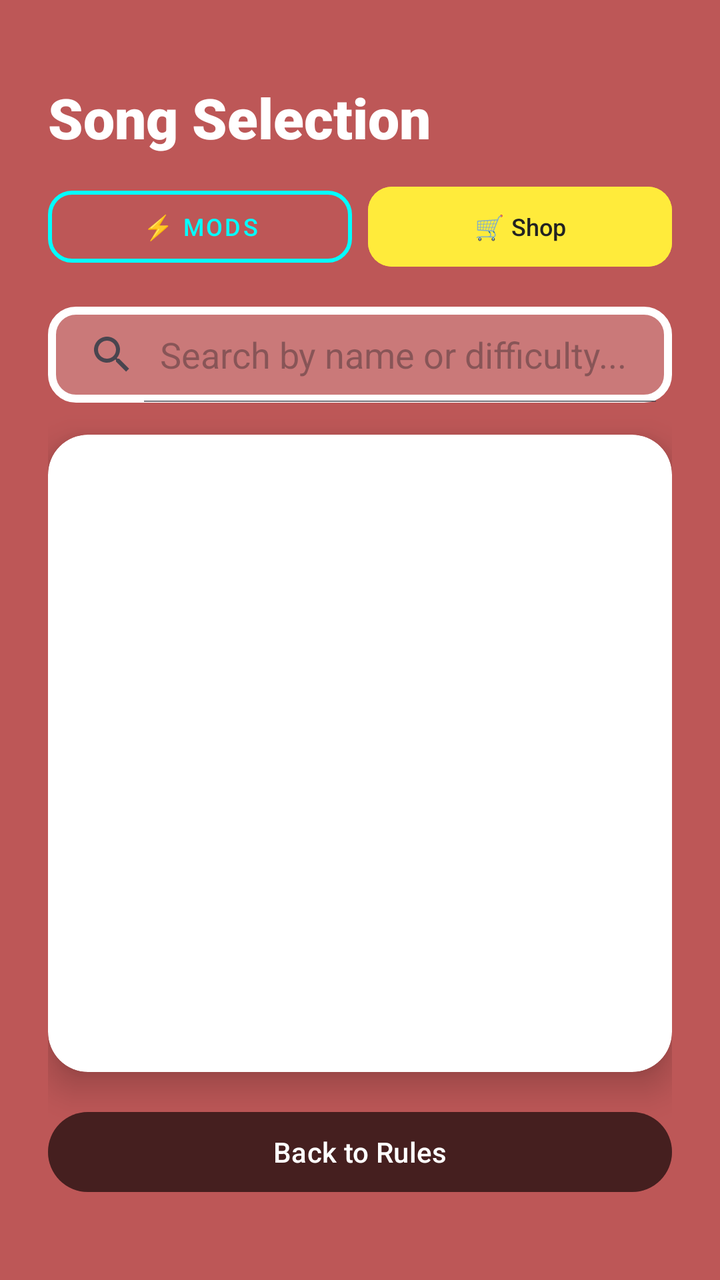
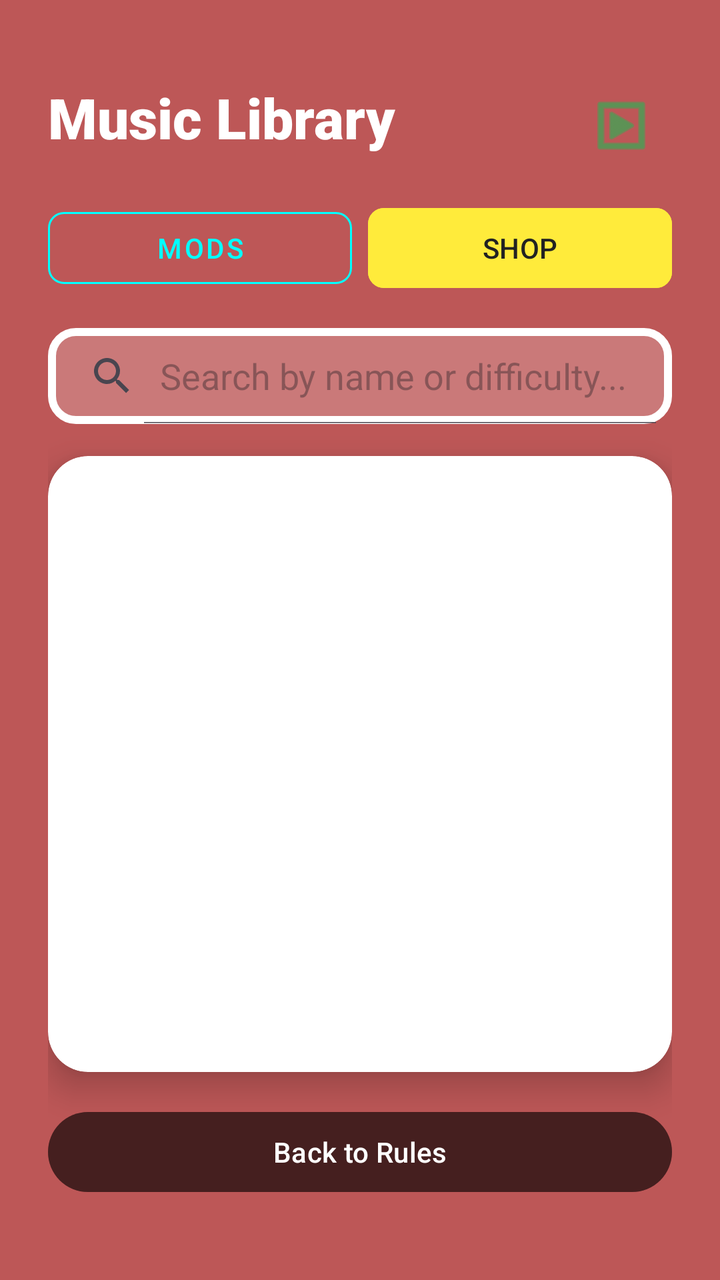

Screens rendered from an Android XML layout before and after an edit, with the pre-edit source and the edit as a unified diff.
<!-- AndroidManifest.xml: application theme Theme.ChaserGame -->
<!-- res/layout/activity_song_selection.xml -->
<?xml version="1.0" encoding="utf-8"?>
<androidx.constraintlayout.widget.ConstraintLayout xmlns:android="http://schemas.android.com/apk/res/android"
    xmlns:app="http://schemas.android.com/apk/res-auto"
    xmlns:tools="http://schemas.android.com/tools"
    android:layout_width="match_parent"
    android:layout_height="match_parent"
    android:background="@color/background_red"
    android:padding="24dp"
    tools:context=".screens.SongSelectionActivity">

    
    
    <TextView
        android:id="@+id/tv_select_song_title"
        android:layout_width="match_parent"
        android:layout_height="wrap_content"
        android:layout_marginTop="16dp"
        android:fontFamily="sans-serif-black"
        android:text="Song Selection"
        android:textColor="#FFFFFF"
        android:textSize="28sp"
        app:layout_constraintEnd_toEndOf="parent"
        app:layout_constraintStart_toStartOf="parent"
        app:layout_constraintTop_toTopOf="parent" />

    
    <LinearLayout
        android:id="@+id/top_buttons_container"
        android:layout_width="match_parent"
        android:layout_height="wrap_content"
        android:layout_marginTop="12dp"
        android:orientation="horizontal"
        app:layout_constraintEnd_toEndOf="parent"
        app:layout_constraintStart_toStartOf="parent"
        app:layout_constraintTop_toBottomOf="@id/tv_select_song_title">

        <com.google.android.material.button.MaterialButton
            android:id="@+id/btn_game_mods"
            style="@style/Widget.MaterialComponents.Button.OutlinedButton"
            android:layout_width="0dp"
            android:layout_height="wrap_content"
            android:layout_marginEnd="8dp"
            android:layout_weight="1"
            android:text="⚡ Mods"
            android:textColor="#00FFFF"
            android:textSize="12sp"
            app:cornerRadius="12dp"
            app:strokeColor="#00FFFF"
            app:strokeWidth="2dp" />

        <com.google.android.material.button.MaterialButton
            android:id="@+id/btn_go_to_shop"
            android:layout_width="0dp"
            android:layout_height="wrap_content"
            android:layout_weight="1"
            android:backgroundTint="#FFEB3B"
            android:text="🛒 Shop"
            android:textColor="#222222"
            android:textSize="12sp"
            app:cornerRadius="12dp" />
    </LinearLayout>

    
    <SearchView
        android:id="@+id/sv_songs"
        android:layout_width="match_parent"
        android:layout_height="wrap_content"
        android:layout_marginTop="16dp"
        android:background="@drawable/target_cube_bg"
        android:iconifiedByDefault="false"
        android:queryHint="Search by name or difficulty..."
        app:layout_constraintEnd_toEndOf="parent"
        app:layout_constraintStart_toStartOf="parent"
        app:layout_constraintTop_toBottomOf="@id/top_buttons_container" />

    
    <androidx.cardview.widget.CardView
        android:id="@+id/songsCard"
        android:layout_width="0dp"
        android:layout_height="0dp"
        android:layout_marginTop="16dp"
        android:layout_marginBottom="16dp"
        app:cardCornerRadius="20dp"
        app:cardElevation="10dp"
        app:layout_constraintBottom_toTopOf="@+id/btn_back_to_rules"
        app:layout_constraintEnd_toEndOf="parent"
        app:layout_constraintStart_toStartOf="parent"
        app:layout_constraintTop_toBottomOf="@id/sv_songs">

        <androidx.recyclerview.widget.RecyclerView
            android:id="@+id/rv_songs"
            android:layout_width="match_parent"
            android:layout_height="match_parent"
            android:clickable="true"
            android:focusable="true"
            android:padding="12dp"
            android:scrollbars="vertical" />

    </androidx.cardview.widget.CardView>

    
    <Button
        android:id="@+id/btn_back_to_rules"
        android:layout_width="0dp"
        android:layout_height="48dp"
        android:layout_marginBottom="16dp"
        android:backgroundTint="#66000000"
        android:text="Back to Rules"
        android:textColor="#FFFFFF"
        android:textSize="14sp"
        app:layout_constraintBottom_toBottomOf="parent"
        app:layout_constraintEnd_toEndOf="parent"
        app:layout_constraintStart_toStartOf="parent" />

</androidx.constraintlayout.widget.ConstraintLayout>
<!-- resources referenced by this layout -->
<resources>
  <color name="background_red">#bd5757</color>
  <!-- drawable target_cube_bg (drawable) -->
  <?xml version="1.0" encoding="utf-8"?>
  <shape xmlns:android="http://schemas.android.com/apk/res/android"
      android:shape="rectangle">
      <corners android:radius="12dp" />
      <stroke
          android:width="4dp"
          android:color="#FFFFFF" />
      <solid android:color="#33FFFFFF" />
  </shape>
  <style name="Theme.ChaserGame" parent="Base.Theme.ChaserGame" />
  <style name="Base.Theme.ChaserGame" parent="Theme.Material3.DayNight.NoActionBar">
          
          
      </style>
</resources>

<!-- the commit's change to res/layout/activity_song_selection.xml (unified diff, before → after) -->
@@ -10,18 +10,31 @@
 
     
     
-    <TextView
-        android:id="@+id/tv_select_song_title"
+    <RelativeLayout
+        android:id="@+id/rl_header"
         android:layout_width="match_parent"
         android:layout_height="wrap_content"
         android:layout_marginTop="16dp"
-        android:fontFamily="sans-serif-black"
-        android:text="Song Selection"
-        android:textColor="#FFFFFF"
-        android:textSize="28sp"
-        app:layout_constraintEnd_toEndOf="parent"
-        app:layout_constraintStart_toStartOf="parent"
-        app:layout_constraintTop_toTopOf="parent" />
+        app:layout_constraintTop_toTopOf="parent">
+
+        <TextView
+            android:id="@+id/tv_select_song_title"
+            android:layout_width="wrap_content"
+            android:layout_height="wrap_content"
+            android:fontFamily="sans-serif-black"
+            android:text="Music Library"
+            android:textColor="#FFFFFF"
+            android:textSize="28sp" />
+
+        <ImageButton
+            android:id="@+id/btn_my_playlists"
+            android:layout_width="48dp"
+            android:layout_height="48dp"
+            android:layout_alignParentEnd="true"
+            android:background="?attr/selectableItemBackgroundBorderless"
+            android:src="@android:drawable/ic_menu_slideshow"
+            app:tint="#1DB954" />
+    </RelativeLayout>
 
     
     <LinearLayout
@@ -30,9 +43,7 @@
         android:layout_height="wrap_content"
         android:layout_marginTop="12dp"
         android:orientation="horizontal"
-        app:layout_constraintEnd_toEndOf="parent"
-        app:layout_constraintStart_toStartOf="parent"
-        app:layout_constraintTop_toBottomOf="@id/tv_select_song_title">
+        app:layout_constraintTop_toBottomOf="@id/rl_header">
 
         <com.google.android.material.button.MaterialButton
             android:id="@+id/btn_game_mods"
@@ -41,12 +52,10 @@
             android:layout_height="wrap_content"
             android:layout_marginEnd="8dp"
             android:layout_weight="1"
-            android:text="⚡ Mods"
+            android:text="MODS"
             android:textColor="#00FFFF"
-            android:textSize="12sp"
-            app:cornerRadius="12dp"
-            app:strokeColor="#00FFFF"
-            app:strokeWidth="2dp" />
+            app:cornerRadius="8dp"
+            app:strokeColor="#00FFFF" />
 
         <com.google.android.material.button.MaterialButton
             android:id="@+id/btn_go_to_shop"
@@ -54,10 +63,9 @@
             android:layout_height="wrap_content"
             android:layout_weight="1"
             android:backgroundTint="#FFEB3B"
-            android:text="🛒 Shop"
+            android:text="SHOP"
             android:textColor="#222222"
-            android:textSize="12sp"
-            app:cornerRadius="12dp" />
+            app:cornerRadius="8dp" />
     </LinearLayout>
 
     
